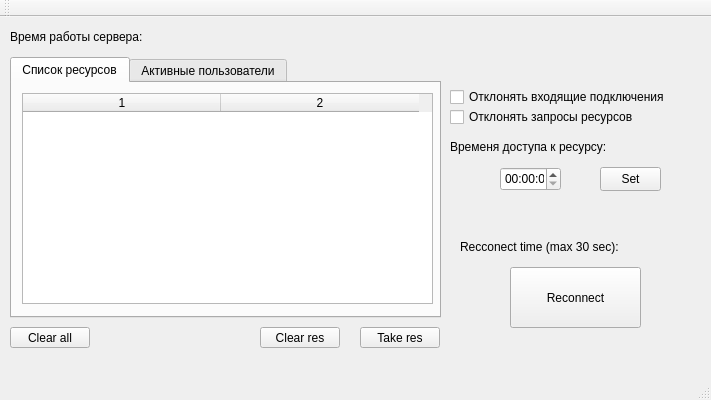
touch-my-tralala/test_client, file mainwindow.ui: the form before one commit.
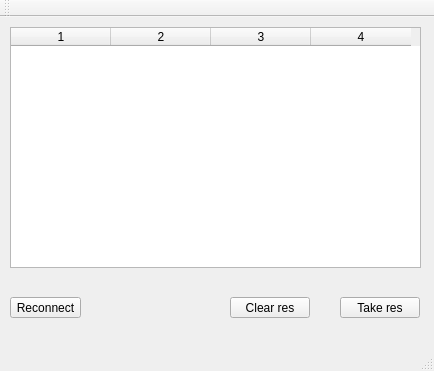
The form after the commit.

The edit to the form file:
```diff
--- a/mainwindow.ui
+++ b/mainwindow.ui
@@ -6,32 +6,19 @@
    <rect>
     <x>0</x>
     <y>0</y>
-    <width>711</width>
-    <height>400</height>
+    <width>434</width>
+    <height>371</height>
    </rect>
   </property>
   <property name="windowTitle">
    <string>MainWindow</string>
   </property>
   <widget class="QWidget" name="centralWidget">
-   <widget class="QPushButton" name="clearAllRes_btn">
-    <property name="geometry">
-     <rect>
-      <x>10</x>
-      <y>310</y>
-      <width>80</width>
-      <height>21</height>
-     </rect>
-    </property>
-    <property name="text">
-     <string>Clear all</string>
-    </property>
-   </widget>
    <widget class="QPushButton" name="takeRes_btn">
     <property name="geometry">
      <rect>
-      <x>360</x>
-      <y>310</y>
+      <x>340</x>
+      <y>280</y>
       <width>80</width>
       <height>21</height>
      </rect>
@@ -40,159 +27,11 @@
      <string>Take res</string>
     </property>
    </widget>
-   <widget class="QCheckBox" name="rejectResReq_chkBox">
-    <property name="geometry">
-     <rect>
-      <x>450</x>
-      <y>90</y>
-      <width>251</width>
-      <height>20</height>
-     </rect>
-    </property>
-    <property name="text">
-     <string>Отклонять запросы ресурсов</string>
-    </property>
-   </widget>
-   <widget class="QPushButton" name="setTime_btn">
-    <property name="geometry">
-     <rect>
-      <x>600</x>
-      <y>150</y>
-      <width>61</width>
-      <height>24</height>
-     </rect>
-    </property>
-    <property name="text">
-     <string>Set</string>
-    </property>
-   </widget>
-   <widget class="QTabWidget" name="tabWidget">
-    <property name="geometry">
-     <rect>
-      <x>10</x>
-      <y>40</y>
-      <width>431</width>
-      <height>261</height>
-     </rect>
-    </property>
-    <property name="currentIndex">
-     <number>0</number>
-    </property>
-    <widget class="QWidget" name="tab">
-     <attribute name="title">
-      <string>Список ресурсов</string>
-     </attribute>
-     <widget class="QTableWidget" name="tableWidget">
-      <property name="geometry">
-       <rect>
-        <x>10</x>
-        <y>10</y>
-        <width>411</width>
-        <height>211</height>
-       </rect>
-      </property>
-      <property name="rowCount">
-       <number>0</number>
-      </property>
-      <property name="columnCount">
-       <number>2</number>
-      </property>
-      <attribute name="horizontalHeaderDefaultSectionSize">
-       <number>198</number>
-      </attribute>
-      <column/>
-      <column/>
-     </widget>
-    </widget>
-    <widget class="QWidget" name="tab_2">
-     <attribute name="title">
-      <string>Активные пользователи</string>
-     </attribute>
-     <widget class="QTableWidget" name="tableWidget_2">
-      <property name="geometry">
-       <rect>
-        <x>10</x>
-        <y>10</y>
-        <width>411</width>
-        <height>211</height>
-       </rect>
-      </property>
-      <property name="showGrid">
-       <bool>true</bool>
-      </property>
-      <property name="gridStyle">
-       <enum>Qt::SolidLine</enum>
-      </property>
-      <property name="cornerButtonEnabled">
-       <bool>true</bool>
-      </property>
-      <property name="rowCount">
-       <number>0</number>
-      </property>
-      <property name="columnCount">
-       <number>4</number>
-      </property>
-      <column/>
-      <column/>
-      <column/>
-      <column/>
-     </widget>
-    </widget>
-   </widget>
-   <widget class="QCheckBox" name="rejectNewConn_chkBox">
-    <property name="geometry">
-     <rect>
-      <x>450</x>
-      <y>70</y>
-      <width>251</width>
-      <height>20</height>
-     </rect>
-    </property>
-    <property name="text">
-     <string>Отклонять входящие подключения</string>
-    </property>
-   </widget>
-   <widget class="QLabel" name="label">
-    <property name="geometry">
-     <rect>
-      <x>10</x>
-      <y>10</y>
-      <width>671</width>
-      <height>20</height>
-     </rect>
-    </property>
-    <property name="text">
-     <string>Время работы сервера:</string>
-    </property>
-   </widget>
-   <widget class="QLabel" name="label_2">
-    <property name="geometry">
-     <rect>
-      <x>450</x>
-      <y>120</y>
-      <width>231</width>
-      <height>20</height>
-     </rect>
-    </property>
-    <property name="text">
-     <string>Временя доступа к ресурсу:</string>
-    </property>
-   </widget>
-   <widget class="QTimeEdit" name="timeEdit">
-    <property name="geometry">
-     <rect>
-      <x>500</x>
-      <y>150</y>
-      <width>61</width>
-      <height>24</height>
-     </rect>
-    </property>
-   </widget>
    <widget class="QPushButton" name="clearRes_btn">
     <property name="geometry">
      <rect>
-      <x>260</x>
-      <y>310</y>
+      <x>230</x>
+      <y>280</y>
       <width>80</width>
       <height>21</height>
      </rect>
@@ -204,28 +43,44 @@
    <widget class="QPushButton" name="reconnect_btn">
     <property name="geometry">
      <rect>
-      <x>510</x>
-      <y>250</y>
-      <width>131</width>
-      <height>61</height>
+      <x>10</x>
+      <y>280</y>
+      <width>71</width>
+      <height>21</height>
      </rect>
     </property>
     <property name="text">
      <string>Reconnect</string>
     </property>
    </widget>
-   <widget class="QLabel" name="reconnect_label">
+   <widget class="QTableWidget" name="tableWidget_2">
     <property name="geometry">
      <rect>
-      <x>460</x>
-      <y>220</y>
-      <width>241</width>
-      <height>20</height>
+      <x>10</x>
+      <y>10</y>
+      <width>411</width>
+      <height>241</height>
      </rect>
     </property>
-    <property name="text">
-     <string>Recconect time (max 30 sec):</string>
+    <property name="showGrid">
+     <bool>true</bool>
     </property>
+    <property name="gridStyle">
+     <enum>Qt::SolidLine</enum>
+    </property>
+    <property name="cornerButtonEnabled">
+     <bool>true</bool>
+    </property>
+    <property name="rowCount">
+     <number>0</number>
+    </property>
+    <property name="columnCount">
+     <number>4</number>
+    </property>
+    <column/>
+    <column/>
+    <column/>
+    <column/>
    </widget>
   </widget>
   <widget class="QMenuBar" name="menuBar">
```
Left out of the diff: 2 changed lines with no effect on the pictures.
